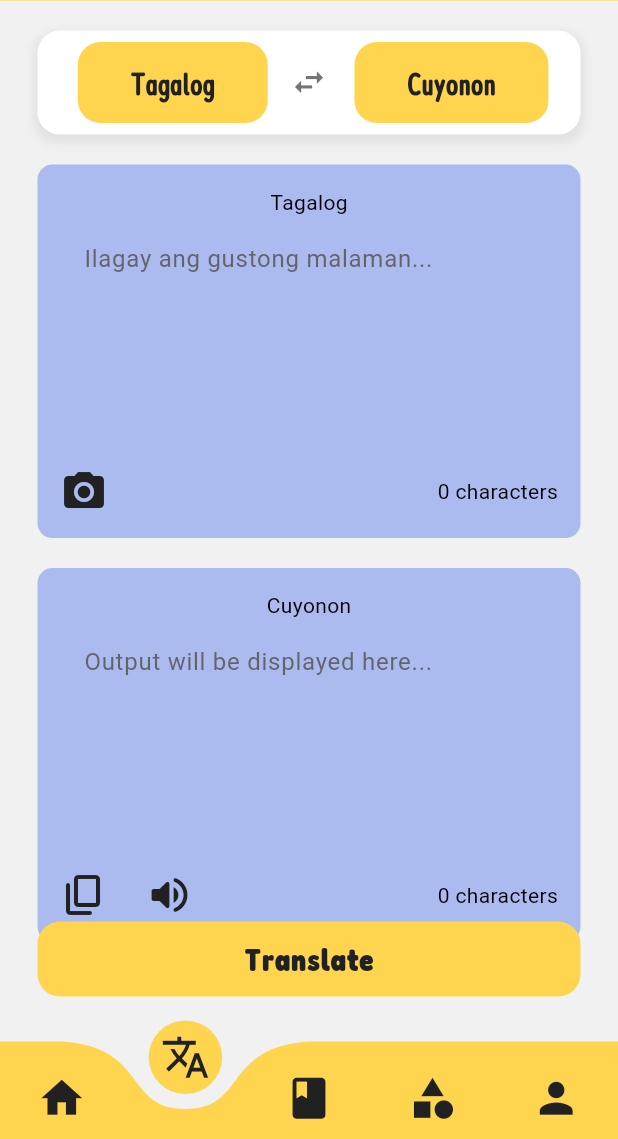
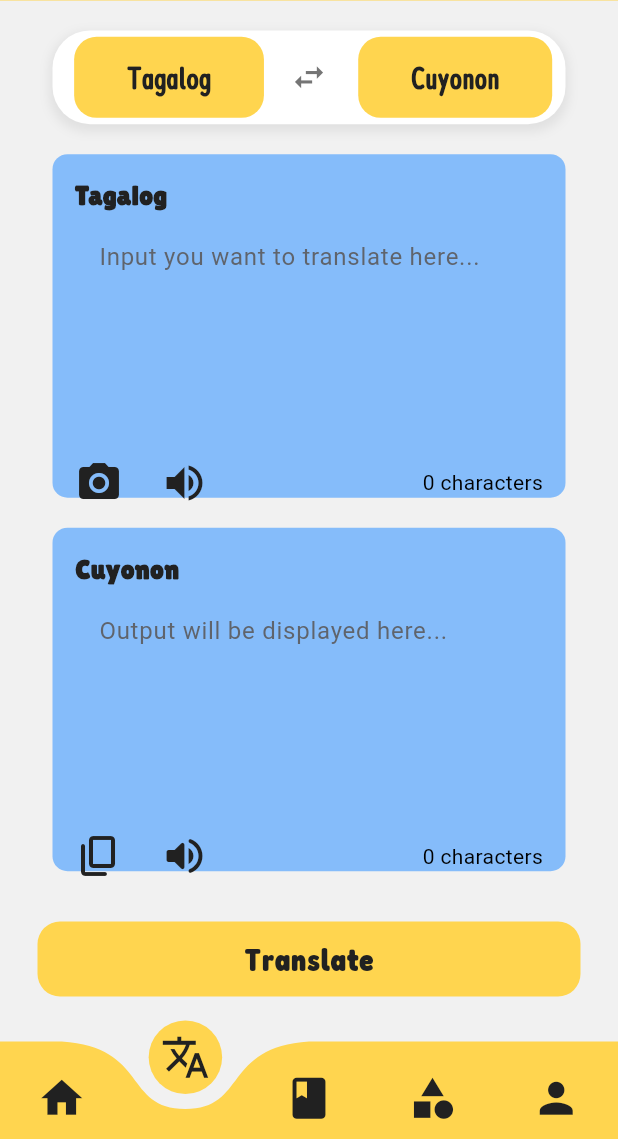
Before and after one commit to zipypie/revised_taga-cuyo, a Flutter app: the screen it shows after launch, item 2 of the bottom bar chosen, on a phone screen of 412 x 824 dp, the part 97-1236 px from its top. Run offline on Flutter 3.47's test engine with Material 3 defaults, Android fonts, the phone set to English and light mode, and no system bars; drawn by our look-alikes of curved_navigation_bar; our stand-ins replace firebase_core, flutter_carousel_widget; accounts and stored records are empty.

Commit message:
update translator screen

```diff
--- a/lib/core/constants/colors.dart
+++ b/lib/core/constants/colors.dart
@@ -9,5 +9,5 @@ class AppColors {
   static const Color primary = Color(0xFFFFD54F);
   static const Color correct = Color(0xFF88E9A3);
   static const Color wrong = Color(0xFFF90909);
-  static const Color accentColor = Color(0xFFABBAEF);
+  static const Color accentColor = Color.fromARGB(255, 133, 188, 250);
 }
--- a/lib/core/constants/fonts.dart
+++ b/lib/core/constants/fonts.dart
@@ -13,9 +13,9 @@ class AppFonts {
 
 class TextStyles {
   //for small heading
-  static const TextStyle smallHeading = TextStyle(
+  static const TextStyle heading6 = TextStyle(
     fontFamily: AppFonts.lilitaOne,
-    fontSize: 24,
+    fontSize: 18,
     fontWeight: FontWeight.bold,
     color: AppColors.titleColor,
   );
--- a/lib/presentation/translator/language_switcher.dart
+++ b/lib/presentation/translator/language_switcher.dart
@@ -31,10 +31,10 @@ class LanguageSwitcherState extends State<LanguageSwitcher> {
     return Center(
       child: Container(
         width: ScreenUtils.getScreenWidth(context),
-        height: ScreenUtils.getScreenHeight(context) * 0.1,
+        height: ScreenUtils.getScreenHeight(context) * 0.09,
         decoration: BoxDecoration(
           color: Colors.white,
-          borderRadius: BorderRadius.circular(15),
+          borderRadius: BorderRadius.circular(25),
           boxShadow: [
             BoxShadow(
               color: Colors.grey.withOpacity(0.2),
@@ -50,7 +50,7 @@ class LanguageSwitcherState extends State<LanguageSwitcher> {
             children: [
               // Language 1 container with AnimatedSwitcher
               SizedBox(
-                width: 150,
+                width: 145,
                 child: AnimatedSwitcher(
                   duration: const Duration(
                       milliseconds: 500), // Set animation duration
@@ -93,7 +93,7 @@ class LanguageSwitcherState extends State<LanguageSwitcher> {
 
               // Language 2 container with AnimatedSwitcher
               SizedBox(
-                width: 150,
+                width: 145,
                 child: AnimatedSwitcher(
                   duration: const Duration(
                       milliseconds: 500), // Set animation duration
--- a/lib/presentation/translator/translator_screen.dart
+++ b/lib/presentation/translator/translator_screen.dart
@@ -1,6 +1,7 @@
 import 'package:flutter/material.dart';
 import 'package:taga_cuyo/core/common_widgets/button.dart';
 import 'package:taga_cuyo/core/constants/colors.dart';
+import 'package:taga_cuyo/core/constants/fonts.dart';
 import 'package:taga_cuyo/core/utils/screen_utils.dart';
 import 'package:taga_cuyo/core/utils/string_count.dart';
 import 'package:taga_cuyo/core/models/language_model.dart';
@@ -62,7 +63,7 @@ class _TranslatorScreenState extends State<TranslatorScreen> {
         child: Stack(
           children: [
             Padding(
-              padding: const EdgeInsets.fromLTRB(25, 0, 25, 0),
+              padding: const EdgeInsets.fromLTRB(35, 0, 35, 0),
               child: Column(
                 children: [
                   const SizedBox(height: 20),
@@ -96,6 +97,7 @@ class _TranslatorScreenState extends State<TranslatorScreen> {
   Widget _inputContainer(BuildContext context) {
     return Container(
       width: ScreenUtils.getScreenWidth(context),
+      height: ScreenUtils.getScreenHeight(context) * 0.33,
       decoration: BoxDecoration(
         color: AppColors.accentColor,
         borderRadius: BorderRadius.circular(10),
@@ -103,25 +105,39 @@ class _TranslatorScreenState extends State<TranslatorScreen> {
       child: Padding(
         padding: const EdgeInsets.all(15),
         child: Column(
+          crossAxisAlignment: CrossAxisAlignment.start,
           children: [
-            Text(languagePair.language1),
+            Text(
+              languagePair.language1,
+              style: TextStyles.heading6,
+            ),
             TextField(
               controller: _inputController,
               maxLines: 5,
               decoration: const InputDecoration(
                 border: OutlineInputBorder(borderSide: BorderSide.none),
-                hintText: "Ilagay ang gustong malaman...",
+                hintText: "Input you want to translate here...",
                 hintStyle: TextStyle(color: Color.fromARGB(221, 89, 86, 86)),
               ),
             ),
-            const SizedBox(height: 15),
+            const SizedBox(height: 10),
             Row(
               mainAxisAlignment: MainAxisAlignment.spaceBetween,
               children: [
-                const Icon(
-                  Icons.camera_alt,
-                  color: AppColors.titleColor, // Set the icon color
-                  size: 32.0, // Set the icon size
+                Row(
+                  children: [
+                    Icon(
+                      Icons.camera_alt,
+                      color: AppColors.titleColor,
+                      size: 32.0,
+                    ),
+                    SizedBox(width: 25),
+                    Icon(
+                      Icons.volume_up,
+                      color: AppColors.titleColor,
+                      size: 32.0,
+                    )
+                  ],
                 ),
                 Text("$_inputCount characters"),
               ],
@@ -136,6 +152,7 @@ class _TranslatorScreenState extends State<TranslatorScreen> {
   Widget _outputContainer(BuildContext context) {
     return Container(
       width: ScreenUtils.getScreenWidth(context),
+      height: ScreenUtils.getScreenHeight(context) * 0.33,
       decoration: BoxDecoration(
         color: AppColors.accentColor,
         borderRadius: BorderRadius.circular(10),
@@ -143,8 +160,12 @@ class _TranslatorScreenState extends State<TranslatorScreen> {
       child: Padding(
         padding: const EdgeInsets.all(15),
         child: Column(
+          crossAxisAlignment: CrossAxisAlignment.start,
           children: [
-            Text(languagePair.language2),
+            Text(
+              languagePair.language2,
+              style: TextStyles.heading6,
+            ),
             TextField(
               controller: _outputController,
               readOnly: true,
@@ -155,7 +176,7 @@ class _TranslatorScreenState extends State<TranslatorScreen> {
                 hintStyle: TextStyle(color: Color.fromARGB(221, 89, 86, 86)),
               ),
             ),
-            const SizedBox(height: 15),
+            const SizedBox(height: 10),
             Row(
               mainAxisAlignment: MainAxisAlignment.spaceBetween,
               children: [
```
